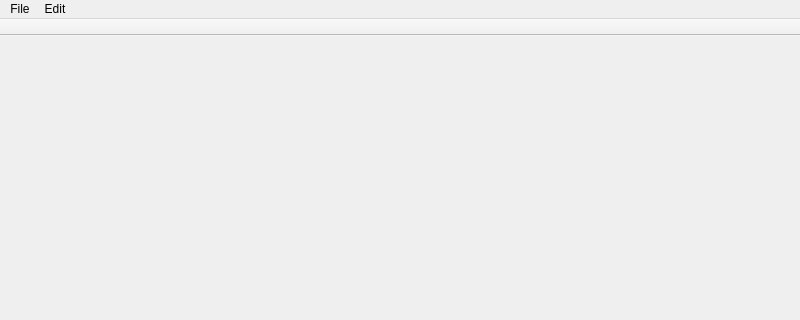
aibolem/TeleScore, file src/window/ui/mainwindow.ui: the form before one commit; both pictures show x 0 to 800 and y 0 to 320 of the 800 by 600 pixel window.
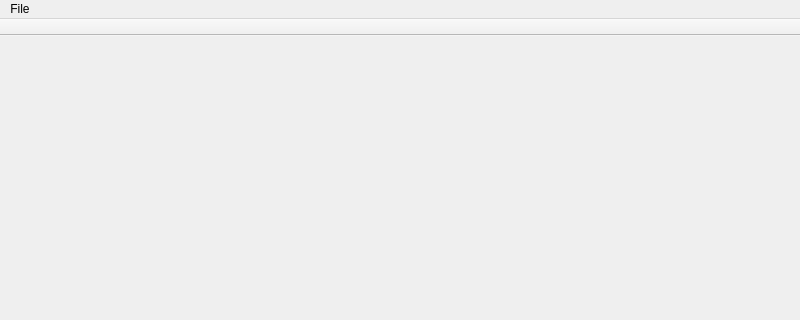
The form after the commit.

Diff of the .ui file:
```diff
--- a/src/window/ui/mainwindow.ui
+++ b/src/window/ui/mainwindow.ui
@@ -36,13 +36,7 @@
     <addaction name="actionOpen"/>
     <addaction name="actionSaveAs"/>
    </widget>
-   <widget class="QMenu" name="menuEdit">
-    <property name="title">
-     <string>Edit</string>
-    </property>
-   </widget>
    <addaction name="menuFile"/>
-   <addaction name="menuEdit"/>
   </widget>
   <widget class="QToolBar" name="toolBar">
    <property name="windowTitle">
```
Left out of the diff: 6 changed lines with no effect on the pictures.
